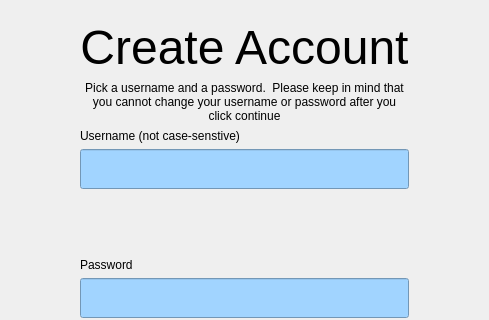
The window that team1_1/GUI/userinfo.ui (lee-anh/Adopet) describes before a commit, drawn with Qt 5; both pictures show x 220 to 709 and y 0 to 320 of the 901 by 555 pixel window.
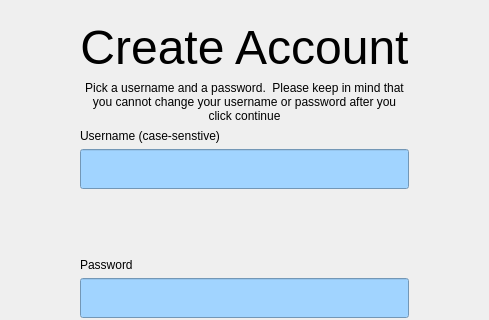
The same window after the commit. The open tabs and pages were chosen to show the change.

Patch:
```diff
--- a/team1_1/GUI/userinfo.ui
+++ b/team1_1/GUI/userinfo.ui
@@ -83,7 +83,7 @@
              <item>
               <widget class="QLabel" name="label_3">
                <property name="text">
-                <string>Username (not case-senstive)</string>
+                <string>Username (case-senstive)</string>
                </property>
               </widget>
              </item>
```
Left out of the diff: 2 changed lines with no effect on the pictures.
